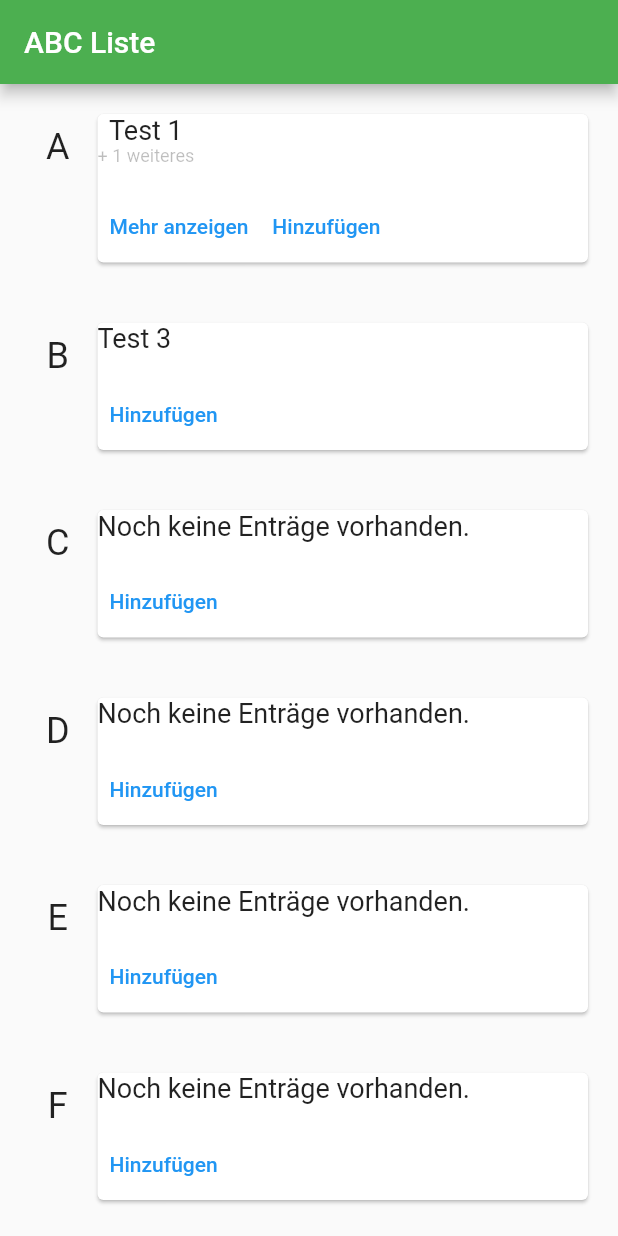
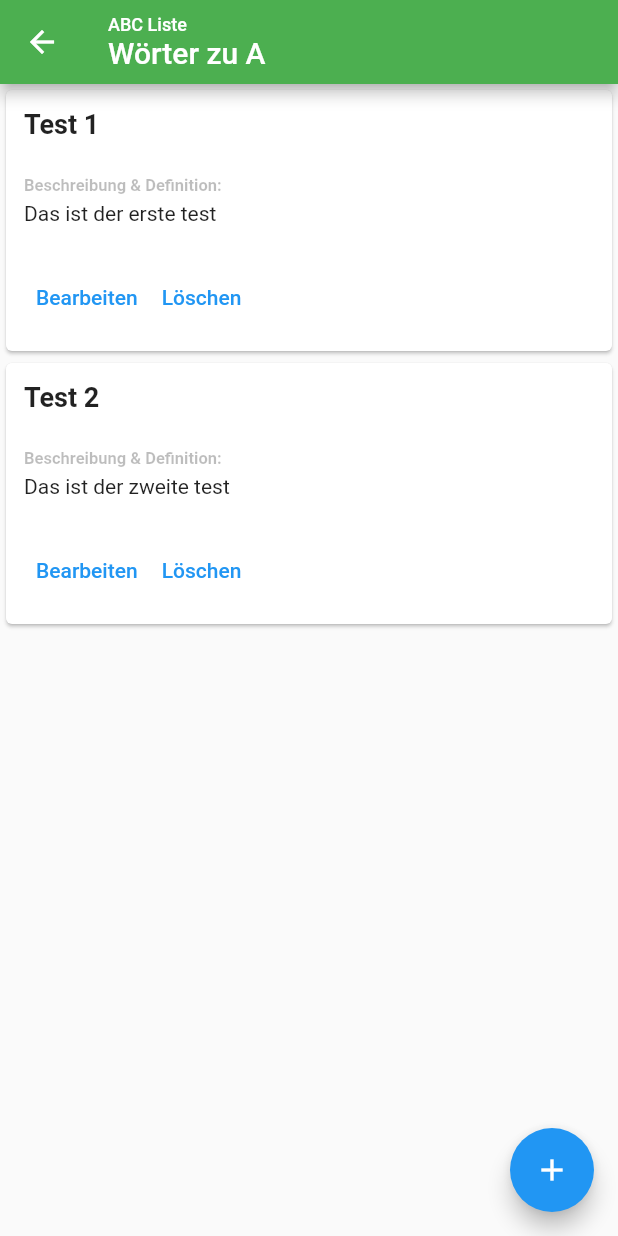
Before and after one commit to z3ttee/dhge-abc-liste, a Flutter app: the screen it shows after launch, after a tap on "Mehr anzeigen", on a phone screen of 412 x 824 dp. Run offline on Flutter 3.47's test engine with Material 2 defaults, Android fonts, the light colour scheme and no system bars.

Commit message:
added word overview page

```diff
--- a/lib/models/ABCList.dart
+++ b/lib/models/ABCList.dart
@@ -14,6 +14,8 @@ class ABCList extends ChangeNotifier {
       ListEntry("Test 3", "Das ist der erste test"),
     ]
   };
+
+  final String title = "ABC Liste";
 
   Map<String, List<ListEntry>> getAllEntries() {
     return _entries;
--- a/lib/pages/ListOverviewPage.dart
+++ b/lib/pages/ListOverviewPage.dart
@@ -1,6 +1,7 @@
 
 import 'package:dhge_abc_liste/dialogs/AddEntryDialog.dart';
 import 'package:dhge_abc_liste/models/ABCList.dart';
+import 'package:dhge_abc_liste/pages/WordOverviewPage.dart';
 import 'package:dhge_abc_liste/utils/constants.dart';
 import 'package:flutter/foundation.dart';
 import 'package:flutter/material.dart';
@@ -21,10 +22,15 @@ class ListOverviewWidget extends StatelessWidget {
     );
   }
 
+  void routeToWordsPage(BuildContext context, ABCList list, String letter) {
+    Navigator.push(context, MaterialPageRoute(builder: (context) => WordOverviewWidget(
+      list: list,
+        letter: letter
+    )));
+  }
+
   @override
   Widget build(BuildContext context) {
-    // var list = ABCList();
-
     return ChangeNotifierProvider(
         create: (context) => ABCList(),
         child: Consumer<ABCList>(
@@ -62,6 +68,15 @@ class ListOverviewWidget extends StatelessWidget {
                         ),
                         Expanded(
                             child: Card(
+                              elevation: 0,
+                              shape: const RoundedRectangleBorder(
+                                  side: BorderSide(
+                                    color: Colors.black12,
+                                  ),
+                                  borderRadius: BorderRadius.all(Radius.circular(12)),
+                              ),
+                              child: Padding(
+                                padding: const EdgeInsets.all(12),
                                 child: Column(
                                   mainAxisAlignment: MainAxisAlignment.start,
                                   crossAxisAlignment: CrossAxisAlignment.start,
@@ -100,7 +115,9 @@ class ListOverviewWidget extends StatelessWidget {
                                         children: [
                                           if(hasMoreThanOne)
                                             TextButton(
-                                            onPressed: () => {},
+                                              onPressed: () => {
+                                                routeToWordsPage(context, list, letter)
+                                              },
                                               child: const Text("Mehr anzeigen"),
                                             ),
                                           TextButton(
@@ -114,6 +131,7 @@ class ListOverviewWidget extends StatelessWidget {
                                 ),
                               )
                             )
+                        )
                       ],
                     ),
                   );
--- /dev/null
+++ b/lib/pages/WordOverviewPage.dart
@@ -0,0 +1,115 @@
+
+import 'package:dhge_abc_liste/models/ABCList.dart';
+import 'package:flutter/foundation.dart';
+import 'package:flutter/material.dart';
+import 'package:provider/provider.dart';
+
+import '../dialogs/AddEntryDialog.dart';
+
+class WordOverviewWidget extends StatelessWidget {
+  final String letter;
+  final ABCList list;
+
+  const WordOverviewWidget({Key? key, required this.letter, required this.list}) : super(key: key);
+
+  void _openAddEntryDialog(BuildContext context, String letter, ABCList list) async {
+    if(kDebugMode) {
+      print("openAddEntryDialog(): Opening dialog because user wants to add a new entry to the list.");
+    }
+
+    // Open the dialog
+    await showDialog(
+        context: context,
+        builder: (context) => AddEntryDialog(title: "Eintrag hinzufügen", letter: letter, list: list,)
+    );
+  }
+
+  @override
+  Widget build(BuildContext context) {
+
+    return ChangeNotifierProvider.value(
+        value: list,
+        child: Consumer<ABCList>(
+          builder: (context, list, child) {
+            return Scaffold(
+              appBar: AppBar(
+                title: Column(
+                  mainAxisAlignment: MainAxisAlignment.center,
+                  crossAxisAlignment: CrossAxisAlignment.start,
+                  children: [
+                    Text(list.title, style: const TextStyle(
+                      fontSize: 12,
+                    ),),
+                    Text("Wörter zu ${letter.toUpperCase()}"),
+                  ],
+                ),
+              ),
+              floatingActionButton: FloatingActionButton(
+                onPressed: () {
+                  _openAddEntryDialog(context, letter, list);
+                },
+                child: const Icon(Icons.add),
+              ),
+              body: ListView.builder(
+                  itemCount: list.getEntries(letter).length,
+                  itemBuilder: (BuildContext context, int wordIndex) {
+                    var wordEntry = list.getEntries(letter).elementAt(wordIndex);
+                    var description = wordEntry.description;
+
+                    if(description == null || description.isEmpty) {
+                      description = "Keine Beschreibung oder Definition angegeben.";
+                    }
+
+                    return Card(
+                      child: Padding(
+                        padding: const EdgeInsets.all(12),
+                        child: Column(
+                          mainAxisAlignment: MainAxisAlignment.center,
+                          crossAxisAlignment: CrossAxisAlignment.start,
+                          children: [
+                            Text(wordEntry.title, style: const TextStyle(
+                                fontSize: 18,
+                                fontWeight: FontWeight.bold
+                            ),),
+                            const Padding(
+                              padding: EdgeInsets.only(top: 24),
+                              child: Text("Beschreibung & Definition:", style: TextStyle(
+                                  fontSize: 11,
+                                  fontWeight: FontWeight.w700,
+                                  color: Colors.black26
+                              ),),
+                            ),
+                            Padding(
+                              padding: const EdgeInsets.only(top: 4),
+                              child: Text(description, style: const TextStyle(
+                                fontSize: 14,
+                              ),),
+                            ),
+                            Padding(
+                                padding: const EdgeInsets.only(top: 24),
+                                child: Row(
+                                  children: [
+                                    TextButton(
+                                      onPressed: () => {},
+                                      child: const Text("Bearbeiten"),
+                                    ),
+                                    TextButton(
+                                      onPressed: () => {},
+                                      child: const Text("Löschen"),
+                                    ),
+                                  ],
+                                )
+                            )
+                          ],
+                        ),
+                      ),
+                    );
+                  }
+              ),
+            );
+          },
+        ),
+    );
+  }
+
+}
```
Lines whose indentation alone changed are shown as unchanged.
